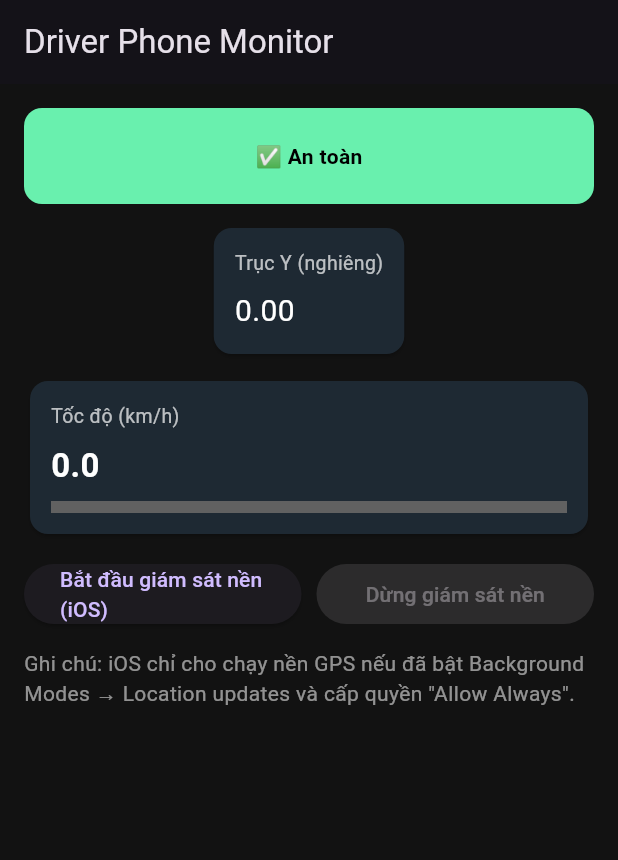
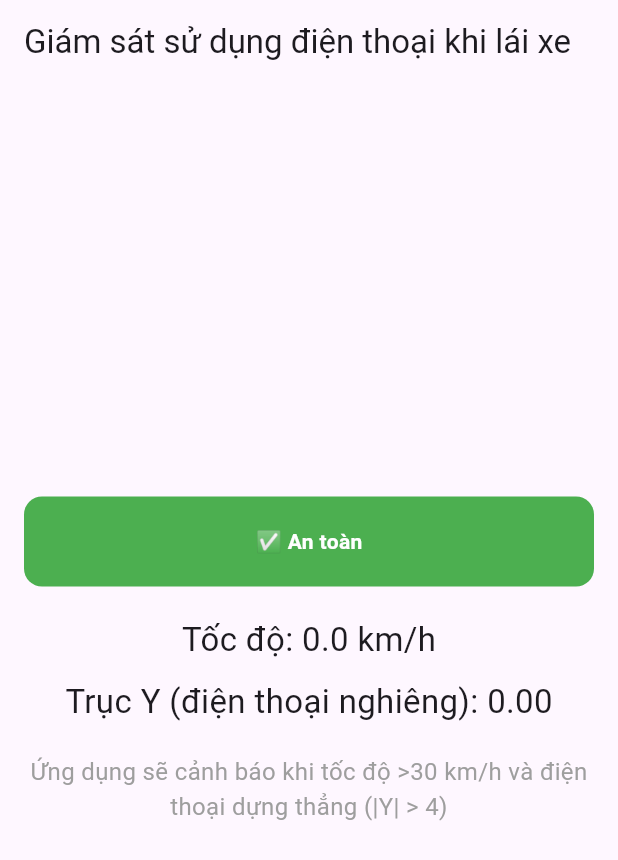
Before and after one commit to nguyenquangnam1988vt-eng/flutter_app, a Flutter app: the screen it shows after launch, on a phone screen of 412 x 824 dp. Shown: the top 860 px of the screen. Run offline on Flutter 3.47's test engine with Material 3 defaults, Android fonts, the light colour scheme and no system bars; our stand-ins replace audioplayers, flutter_local_notifications, geolocator, permission_handler, sensors_plus, vibration.

Commit message:
update something

```diff
--- a/lib/main.dart
+++ b/lib/main.dart
@@ -1,288 +1,193 @@
 import 'dart:async';
 import 'package:flutter/material.dart';
-import 'package:flutter/services.dart';
 import 'package:sensors_plus/sensors_plus.dart';
 import 'package:geolocator/geolocator.dart';
 import 'package:permission_handler/permission_handler.dart';
+import 'package:flutter_local_notifications/flutter_local_notifications.dart';
 import 'package:vibration/vibration.dart';
 import 'package:audioplayers/audioplayers.dart';
-import 'package:flutter_local_notifications/flutter_local_notifications.dart';
 
 void main() {
-  WidgetsFlutterBinding.ensureInitialized();
-  runApp(const MyApp());
+  runApp(const DriverMonitorApp());
 }
 
-const MethodChannel _nativeChannel = MethodChannel('driver_monitor/native');
+class DriverMonitorApp extends StatefulWidget {
+  const DriverMonitorApp({Key? key}) : super(key: key);
 
-class MyApp extends StatelessWidget {
-  const MyApp({super.key});
   @override
-  Widget build(BuildContext context) {
-    return MaterialApp(
-      title: 'Driver Phone Monitor',
-      theme: ThemeData.dark().copyWith(
-        primaryColor: Colors.blue,
-        scaffoldBackgroundColor: const Color(0xFF121212),
-      ),
-      home: const Dashboard(),
-      debugShowCheckedModeBanner: false,
-    );
-  }
+  State<DriverMonitorApp> createState() => _DriverMonitorAppState();
 }
 
-class Dashboard extends StatefulWidget {
-  const Dashboard({super.key});
-  @override
-  State<Dashboard> createState() => _DashboardState();
-}
+class _DriverMonitorAppState extends State<DriverMonitorApp> {
+  double accelY = 0.0;
+  double speedKmh = 0.0;
+  bool isAlerting = false;
 
-class _DashboardState extends State<Dashboard> {
-  // sensors
-  double x = 0, y = 0, z = 0;
-  // gps
-  double speed = 0;
-  // ui
-  bool alert = false;
-  bool monitoringBackground = false;
-
-  // audio
-  final AudioPlayer _audioPlayer = AudioPlayer();
-
-  // local notifications (for foreground convenience)
-  final FlutterLocalNotificationsPlugin _localNotif = FlutterLocalNotificationsPlugin();
-
-  StreamSubscription<AccelerometerEvent>? _accelSub;
-  StreamSubscription<Position>? _posSub;
+  StreamSubscription? accelSubscription;
+  StreamSubscription<Position>? positionStream;
+  final player = AudioPlayer();
+  final FlutterLocalNotificationsPlugin notificationsPlugin =
+      FlutterLocalNotificationsPlugin();
 
   @override
   void initState() {
     super.initState();
+    _initPermissions();
     _initNotifications();
-    _setupNativeCallback();
-    _requestPermissions();
-    _startSensors();
-    _startLocationForeground();
+    _startAccelerometer();
+    _startGpsMonitoring();
+  }
+
+  Future<void> _initPermissions() async {
+    await Permission.location.request();
+    await Permission.notification.request();
+    await Permission.sensors.request();
+  }
+
+  Future<void> _initNotifications() async {
+    const androidInit = AndroidInitializationSettings('@mipmap/ic_launcher');
+    const initSettings = InitializationSettings(android: androidInit);
+    await notificationsPlugin.initialize(initSettings);
+  }
+
+  void _startAccelerometer() {
+    accelSubscription = accelerometerEvents.listen((AccelerometerEvent event) {
+      setState(() {
+        accelY = event.y;
+      });
+      _checkAlertCondition();
+    });
+  }
+
+  void _startGpsMonitoring() async {
+    bool serviceEnabled = await Geolocator.isLocationServiceEnabled();
+    if (!serviceEnabled) {
+      await Geolocator.openLocationSettings();
+      return;
+    }
+
+    LocationPermission permission = await Geolocator.checkPermission();
+    if (permission == LocationPermission.denied ||
+        permission == LocationPermission.deniedForever) {
+      permission = await Geolocator.requestPermission();
+      if (permission == LocationPermission.deniedForever) return;
+    }
+
+    const locationSettings = LocationSettings(
+      accuracy: LocationAccuracy.bestForNavigation,
+      distanceFilter: 0,
+    );
+
+    positionStream =
+        Geolocator.getPositionStream(locationSettings: locationSettings)
+            .listen((Position position) {
+      double newSpeed = (position.speed >= 0)
+          ? position.speed * 3.6
+          : 0; // m/s → km/h
+      setState(() {
+        speedKmh = newSpeed;
+      });
+      _checkAlertCondition();
+    });
+  }
+
+  void _checkAlertCondition() async {
+    bool overSpeed = speedKmh > 30.0;
+    bool phoneUpright = accelY.abs() > 4.0; // bạn yêu cầu ngưỡng này
+
+    if (overSpeed && phoneUpright) {
+      if (!isAlerting) {
+        _triggerWarning();
+        setState(() => isAlerting = true);
+      }
+    } else {
+      if (isAlerting) {
+        _stopWarning();
+        setState(() => isAlerting = false);
+      }
+    }
+  }
+
+  Future<void> _triggerWarning() async {
+    if (await Vibration.hasVibrator() ?? false) {
+      Vibration.vibrate(duration: 800);
+    }
+    await player.play(AssetSource('alert.mp3'));
+
+    const androidDetails = AndroidNotificationDetails(
+      'driver_alerts',
+      'Driver Alerts',
+      importance: Importance.high,
+      priority: Priority.high,
+    );
+    const notifDetails = NotificationDetails(android: androidDetails);
+
+    await notificationsPlugin.show(
+      0,
+      '⚠️ Cảnh báo',
+      'Phát hiện điện thoại dựng thẳng khi xe đang di chuyển nhanh!',
+      notifDetails,
+    );
+  }
+
+  Future<void> _stopWarning() async {
+    try {
+      await player.stop();
+    } catch (_) {}
+    if (await Vibration.hasVibrator() ?? false) Vibration.cancel();
   }
 
   @override
   void dispose() {
-    _accelSub?.cancel();
-    _posSub?.cancel();
-    _audioPlayer.dispose();
+    accelSubscription?.cancel();
+    positionStream?.cancel();
+    player.dispose();
     super.dispose();
-  }
-
-  Future<void> _initNotifications() async {
-    const android = AndroidInitializationSettings('@mipmap/ic_launcher');
-    const iOS = DarwinInitializationSettings();
-    await _localNotif.initialize(const InitializationSettings(android: android, iOS: iOS));
-  }
-
-  void _setupNativeCallback() {
-    _nativeChannel.setMethodCallHandler((call) async {
-      if (call.method == 'backgroundSpeedAlert') {
-        final args = call.arguments as Map<dynamic, dynamic>?;
-        final speed = (args?['speed'] ?? 0).toDouble();
-        // Show a local notification and in-app banner if foreground
-        _showLocalAlertFromNative(speed);
-      }
-    });
-  }
-
-  Future<void> _showLocalAlertFromNative(double speed) async {
-    const androidDetails = AndroidNotificationDetails(
-      'bg_alerts', 'Background Alerts',
-      channelDescription: 'Alerts from native when speed threshold exceeded',
-      importance: Importance.max,
-      priority: Priority.high,
-      playSound: true,
-    );
-    const iOSDetails = DarwinNotificationDetails();
-    const details = NotificationDetails(android: androidDetails, iOS: iOSDetails);
-    await _localNotif.show(999, 'Cảnh báo (nền)', 'Tốc độ ${speed.toStringAsFixed(1)} km/h — mở app để kiểm tra', details);
-    if (await Vibration.hasVibrator() ?? false) Vibration.vibrate(duration: 800);
-  }
-
-  // Request permissions (foreground); for iOS background Always permission: we will call native startBackground that triggers requestAlwaysAuthorization
-  Future<void> _requestPermissions() async {
-    // location when in use
-    var status = await Permission.locationWhenInUse.request();
-    if (!status.isGranted) {
-      // user denied; we continue but gps won't work
-    }
-    // sensors permission (Android)
-    await Permission.sensors.request();
-  }
-
-  void _startSensors() {
-    _accelSub = accelerometerEvents.listen((event) {
-      setState(() {
-        x = event.x;
-        y = event.y;
-        z = event.z;
-      });
-      _evaluateAlert();
-    });
-  }
-
-  void _startLocationForeground() async {
-    // check service & permission
-    bool serviceEnabled = await Geolocator.isLocationServiceEnabled();
-    if (!serviceEnabled) {
-      // optionally open settings
-      return;
-    }
-
-    LocationPermission p = await Geolocator.checkPermission();
-    if (p == LocationPermission.denied) {
-      p = await Geolocator.requestPermission();
-    }
-    if (p == LocationPermission.deniedForever || p == LocationPermission.denied) {
-      // cannot get location
-      return;
-    }
-
-    const settings = LocationSettings(
-      accuracy: LocationAccuracy.bestForNavigation,
-      distanceFilter: 1,
-    );
-
-    _posSub = Geolocator.getPositionStream(locationSettings: settings).listen((pos) {
-      setState(() {
-        speed = (pos.speed >= 0) ? pos.speed * 3.6 : 0.0;
-      });
-      _evaluateAlert();
-    });
-  }
-
-  // call native to start background location (iOS). Native will request Always permission and start updates.
-  Future<void> startBackgroundMonitoring() async {
-    try {
-      final res = await _nativeChannel.invokeMethod('startBackground');
-      setState(() => monitoringBackground = true);
-    } on PlatformException catch (e) {
-      debugPrint('startBackground failed: $e');
-    }
-  }
-
-  Future<void> stopBackgroundMonitoring() async {
-    try {
-      await _nativeChannel.invokeMethod('stopBackground');
-      setState(() => monitoringBackground = false);
-    } on PlatformException catch (e) {
-      debugPrint('stopBackground failed: $e');
-    }
-  }
-
-  // Evaluation: based on trục Y (user asked), speed > 30, and screenOn (we treat as true because iOS won't expose)
-  void _evaluateAlert() {
-    final bool isTiltedY = y.abs() > 4.0; // threshold you wanted
-    final bool overSpeed = speed > 30.0;
-
-    if (isTiltedY && overSpeed) {
-      if (!alert) {
-        _triggerForegroundAlert();
-      }
-      setState(() => alert = true);
-    } else {
-      if (alert) {
-        _stopAlertActions();
-      }
-      setState(() => alert = false);
-    }
-  }
-
-  Future<void> _triggerForegroundAlert() async {
-    // vibration
-    if (await Vibration.hasVibrator() ?? false) Vibration.vibrate(duration: 1500);
-
-    // play loud alert sound (assets/alert.mp3) at max volume
-    try {
-      await _audioPlayer.setVolume(1.0);
-      await _audioPlayer.setReleaseMode(ReleaseMode.loop);
-      await _audioPlayer.play(AssetSource('alert.mp3'));
-    } catch (_) {}
-
-    // show in-app dialog (if app is foreground)
-    if (mounted) {
-      showDialog(context: context, builder: (c) {
-        return AlertDialog(
-          title: const Text('Cảnh báo'),
-          content: const Text('Phát hiện sử dụng điện thoại khi phương tiện đang di chuyển. Vui lòng dừng xe để sử dụng.'),
-          actions: [
-            TextButton(onPressed: () {
-              Navigator.of(c).pop();
-            }, child: const Text('OK'))
-          ],
-        );
-      });
-    }
-  }
-
-  Future<void> _stopAlertActions() async {
-    try {
-      await _audioPlayer.stop();
-    } catch (_) {}
-    if (await Vibration.hasVibrator() ?? false) Vibration.cancel();
-  }
-
-  Widget _buildInfoCard(String title, Widget content) {
-    return Card(
-      color: const Color(0xFF1E2933),
-      shape: RoundedRectangleBorder(borderRadius: BorderRadius.circular(12)),
-      child: Padding(padding: const EdgeInsets.all(14), child: Column(crossAxisAlignment: CrossAxisAlignment.start, children: [
-        Text(title, style: const TextStyle(color: Colors.white70, fontSize: 13)),
-        const SizedBox(height: 8),
-        content
-      ])),
-    );
   }
 
   @override
   Widget build(BuildContext context) {
-    final alertColor = alert ? Colors.redAccent : Colors.greenAccent;
-    return Scaffold(
-      appBar: AppBar(title: const Text('Driver Phone Monitor')),
+    return MaterialApp(
+      title: 'Giám sát lái xe',
+      theme: ThemeData(primarySwatch: Colors.blue),
+      home: Scaffold(
+        appBar: AppBar(title: const Text('Giám sát sử dụng điện thoại khi lái xe')),
         body: Padding(
           padding: const EdgeInsets.all(16.0),
-        child: Column(children: [
+          child: Column(
+            mainAxisAlignment: MainAxisAlignment.center,
+            children: [
               AnimatedContainer(
-            duration: const Duration(milliseconds: 400),
-            height: 64,
+                duration: const Duration(milliseconds: 300),
+                height: 60,
                 width: double.infinity,
-            decoration: BoxDecoration(color: alertColor, borderRadius: BorderRadius.circular(12)),
+                decoration: BoxDecoration(
+                  color: isAlerting ? Colors.redAccent : Colors.green,
+                  borderRadius: BorderRadius.circular(12),
+                ),
                 alignment: Alignment.center,
-            child: Text(alert ? '⚠️ CẢNH BÁO: Không dùng điện thoại khi lái xe!' : '✅ An toàn', style: const TextStyle(color: Colors.black, fontWeight: FontWeight.bold)),
-          ),
-          const SizedBox(height: 12),
-          _buildInfoCard('Trục Y (nghiêng)', Text('${y.toStringAsFixed(2)}', style: const TextStyle(fontSize: 20, color: Colors.white))),
-          const SizedBox(height: 10),
-          _buildInfoCard('Tốc độ (km/h)', Column(crossAxisAlignment: CrossAxisAlignment.start, children: [
-            Text('${speed.toStringAsFixed(1)}', style: const TextStyle(fontSize: 22, fontWeight: FontWeight.bold, color: Colors.white)),
-            const SizedBox(height: 8),
-            LinearProgressIndicator(value: (speed/100).clamp(0,1), color: alert ? Colors.redAccent : Colors.greenAccent, backgroundColor: Colors.grey[700], minHeight: 8)
-          ])),
-          const SizedBox(height: 12),
-          Row(children: [
-            Expanded(
-              child: ElevatedButton(
-                onPressed: monitoringBackground ? null : () { startBackgroundMonitoring(); },
-                child: const Text('Bắt đầu giám sát nền (iOS)'),
+                child: Text(
+                  isAlerting
+                      ? '⚠️ CẢNH BÁO: Dừng xe để sử dụng điện thoại!'
+                      : '✅ An toàn',
+                  style: const TextStyle(color: Colors.white, fontWeight: FontWeight.bold),
                 ),
               ),
-            const SizedBox(width: 10),
-            Expanded(
-              child: ElevatedButton(
-                onPressed: monitoringBackground ? () { stopBackgroundMonitoring(); } : null,
-                style: ElevatedButton.styleFrom(backgroundColor: Colors.redAccent),
-                child: const Text('Dừng giám sát nền'),
-              )
-            )
-          ]),
-          const SizedBox(height: 12),
-          const Text('Ghi chú: iOS chỉ cho chạy nền GPS nếu đã bật Background Modes → Location updates và cấp quyền "Allow Always".', style: TextStyle(color: Colors.white54))
-        ]),
+              const SizedBox(height: 20),
+              Text('Tốc độ: ${speedKmh.toStringAsFixed(1)} km/h',
+                  style: const TextStyle(fontSize: 22)),
+              const SizedBox(height: 10),
+              Text('Trục Y (điện thoại nghiêng): ${accelY.toStringAsFixed(2)}',
+                  style: const TextStyle(fontSize: 22)),
+              const SizedBox(height: 20),
+              const Text(
+                'Ứng dụng sẽ cảnh báo khi tốc độ >30 km/h và điện thoại dựng thẳng (|Y| > 4)',
+                style: TextStyle(fontSize: 16, color: Colors.grey),
+                textAlign: TextAlign.center,
+              ),
+            ],
+          ),
+        ),
       ),
     );
   }
--- a/pubspec.yaml
+++ b/pubspec.yaml
@@ -11,11 +11,11 @@ dependencies:
   flutter:
     sdk: flutter
 
-  sensors_plus: ^7.0.0
+  sensors_plus: ^6.0.1
   geolocator: ^14.0.2
   permission_handler: ^10.4.0
   vibration: ^1.7.4
-  flutter_local_notifications: ^17.2.2
+  flutter_local_notifications: ^13.0.0
   audioplayers: ^6.1.0
 
 dev_dependencies:
```
Also changed, not shown: pubspec.lock. Lines whose indentation alone changed are shown as unchanged.
